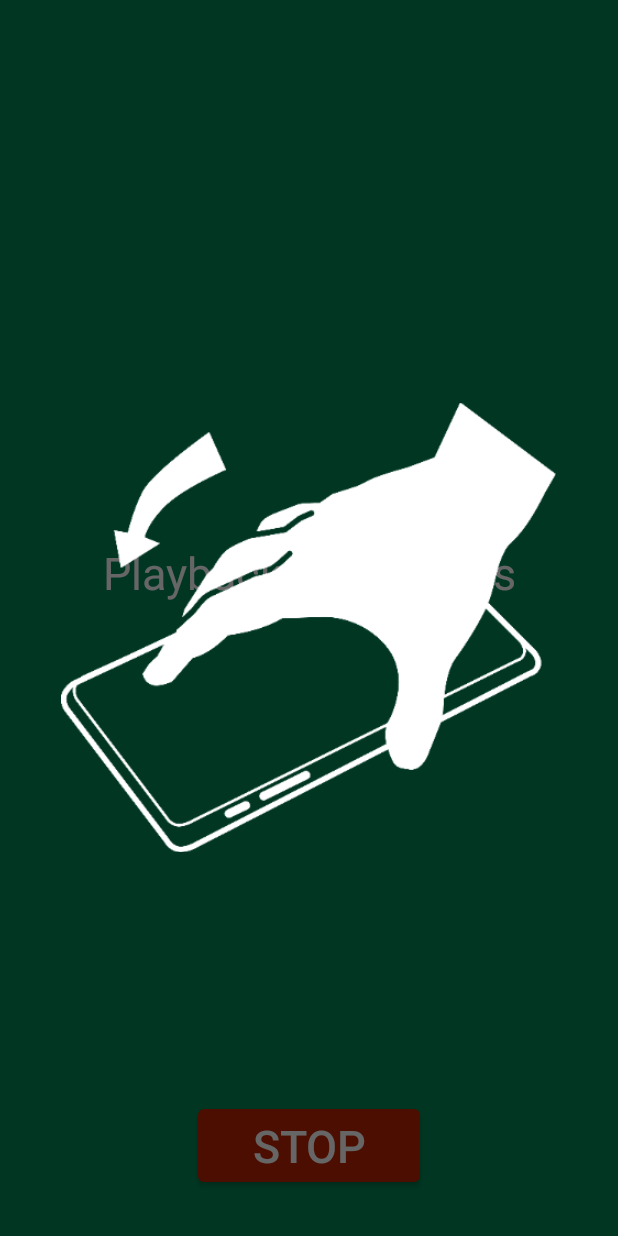
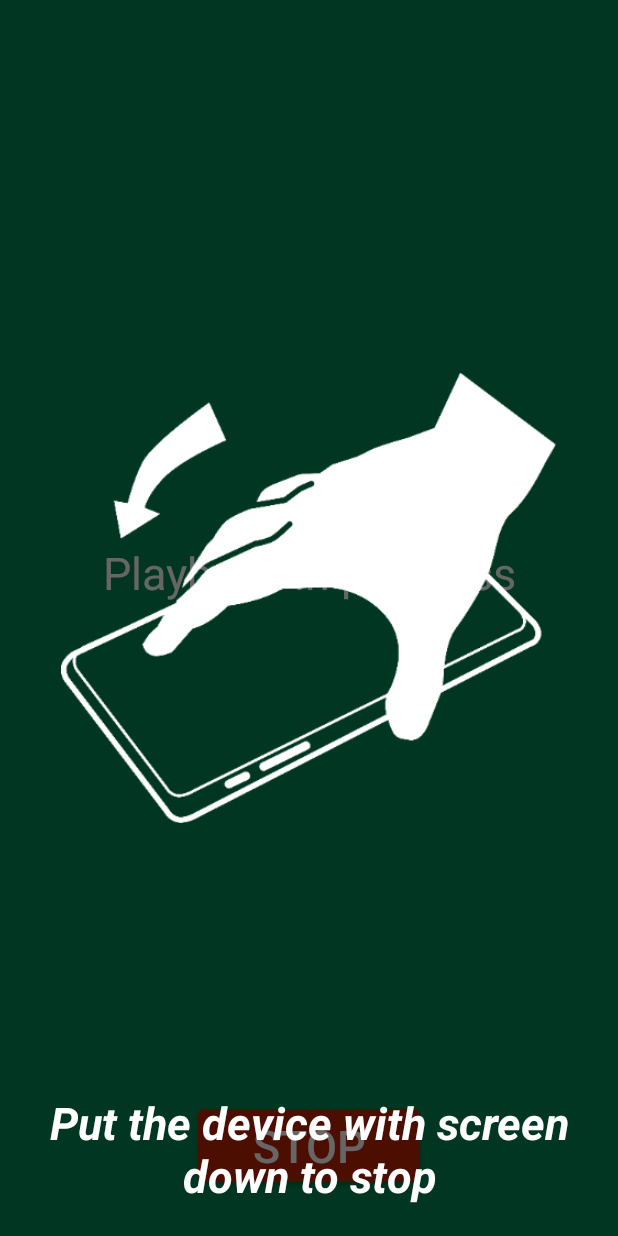
Before and after one commit to msimonides/homerplayer, an Android app: the fragment FragmentPlayback shown on its own in the app's theme, after a tap on "STOP", on a phone screen of 412 x 824 dp. Run offline under Robolectric (Android 15) with nearby library versions, the phone set to English and light mode, and no system bars; libraries missing offline, so code that uses them is left out: com.crashlytics.android, io.fabric.sdk.

Commit message:
Add the missing string.

```diff
--- a/app/src/main/res/values/strings.xml
+++ b/app/src/main/res/values/strings.xml
@@ -7,7 +7,7 @@
     <string name="device_admin_description" translatable="false">Homer Player</string>
     <string name="hint_browsing">Swipe\nto browse titles</string>
     <string name="hint_settings">Tap 5x\nfor settings</string>
-    <string name="hint_flip_to_stop"></string>
+    <string name="hint_flip_to_stop">Put the device with screen down to stop</string>
     <string name="settings_title">Settings</string>
     <string name="settings_device_owner_required_alert">The application must be a "device owner". See http://goo.gl/46gevp</string>
     <string name="settings_unregister_device_owner_warning">This action will disable the kiosk mode and cannot be easily undone.\nProceed?</string>
```
